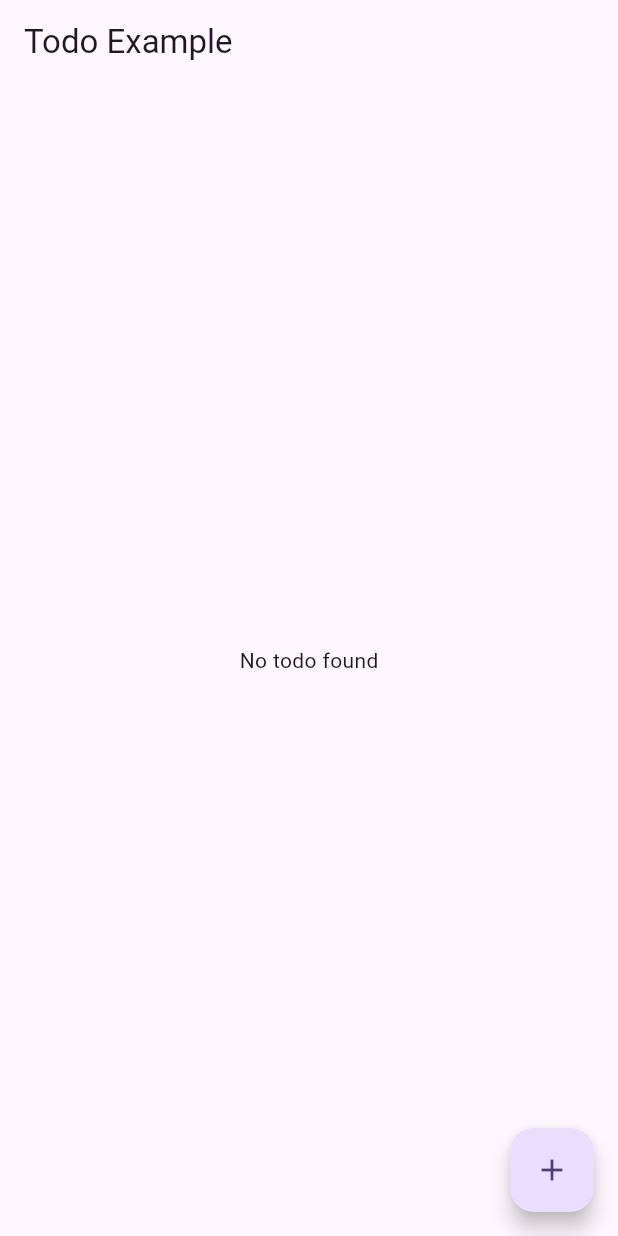
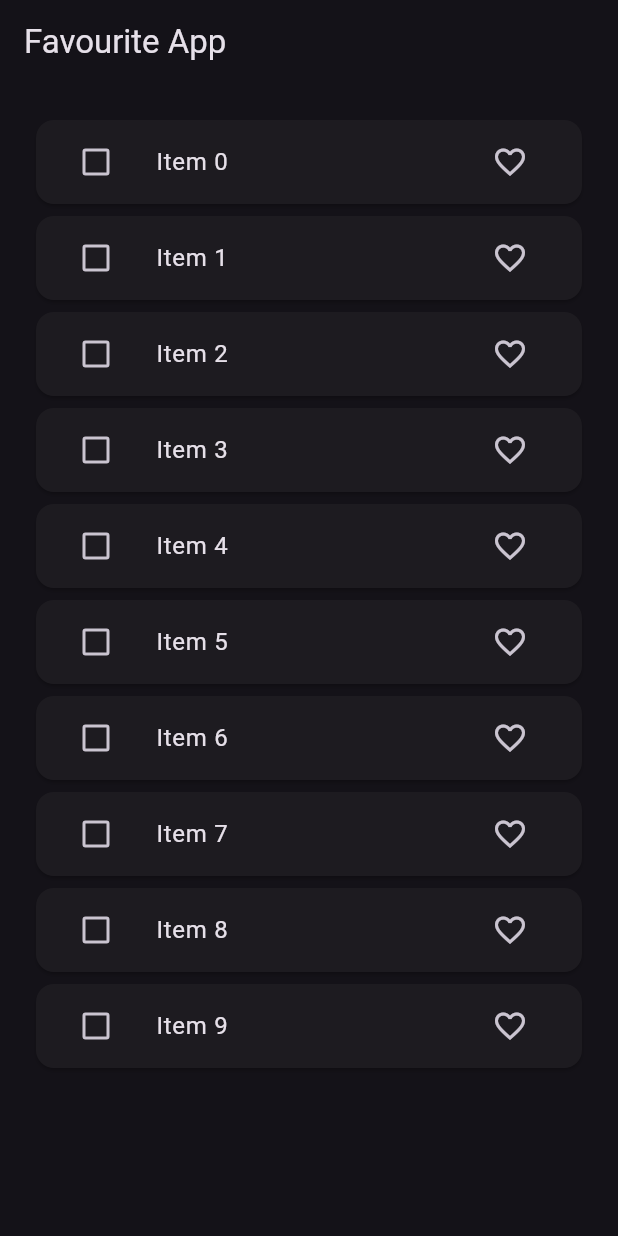
Before and after one commit to henilzadafiya/flutter-bloc_demo, a Flutter app: the screen it shows after launch, on a phone screen of 412 x 824 dp. Run offline on Flutter 3.47's test engine with Material 3 defaults, Android fonts, the phone set to English and light mode, and no system bars; our stand-ins replace bloc, equatable, flutter_bloc, image_picker.

Commit message:
favorite app and select remove

```diff
--- /dev/null
+++ b/lib/bloc/favourite_app/favourite_app_bloc.dart
@@ -0,0 +1,72 @@
+import 'package:flutter_bloc/flutter_bloc.dart%20';
+import 'package:flutter_block_demo_practice/bloc/favourite_app/favourite_app_event.dart';
+import 'package:flutter_block_demo_practice/bloc/favourite_app/favourite_app_state.dart';
+
+import '../../model/favourite_item_model.dart';
+import '../../repository/favourite_repository.dart';
+
+class FavouriteBlock extends Bloc<FavouriteAppEvents, FavouriteItemStates> {
+  FavoriteRepository favoriteRepository;
+  List<FavouriteItemModel> favouriteList = [];
+  List<FavouriteItemModel> tempFavouriteList = [];
+
+  FavouriteBlock(this.favoriteRepository) : super(FavouriteItemStates()) {
+    on<FetchFavouriteList>(_fetchList);
+    on<FavouriteItem>(_addFavouriteItem);
+    on<SelectItem>(_selectItem);
+    on<UnSelectItem>(_unSelectItem);
+    on<DeleteItem>(_deleteItem);
+  }
+
+  void _fetchList(FetchFavouriteList event,
+      Emitter<FavouriteItemStates> emit) async {
+    favouriteList = await favoriteRepository.fetchItem();
+    emit(state.copyWith(
+        favouriteItemList: List.from(favouriteList),
+        listStatus: ListStatus.success));
+  }
+
+  void _addFavouriteItem(FavouriteItem event,
+      Emitter<FavouriteItemStates> emit) async {
+    final index = favouriteList.indexWhere(
+          (element) => element.id == event.item.id,
+    );
+
+    if (event.item.isFavorite) {
+      if (tempFavouriteList.contains(favouriteList[index])) {
+        tempFavouriteList.remove(favouriteList[index]);
+        tempFavouriteList.add(event.item);
+      }
+    } else {
+      if (tempFavouriteList.contains(favouriteList[index])
+      ) {
+        tempFavouriteList.remove(favouriteList[index]);
+        tempFavouriteList.add(event.item);
+      }
+    }
+
+    favouriteList[index] = event.item;
+    emit(state.copyWith(favouriteItemList: List.from(favouriteList),tempfavouriteItemList: List.from(tempFavouriteList)));
+  }
+
+  void _selectItem(SelectItem event, Emitter<FavouriteItemStates> emit) {
+    tempFavouriteList.add(event.item);
+    emit(state.copyWith(tempfavouriteItemList: List.from(tempFavouriteList)));
+  }
+
+  void _unSelectItem(UnSelectItem event, Emitter<FavouriteItemStates> emit) {
+    tempFavouriteList.remove(event.item);
+    emit(state.copyWith(tempfavouriteItemList: List.from(tempFavouriteList)));
+  }
+
+  void _deleteItem(DeleteItem event, Emitter<FavouriteItemStates> emit) {
+    for (int i = 0; i < tempFavouriteList.length; i++) {
+      favouriteList.remove(tempFavouriteList[i]);
+    }
+    tempFavouriteList.clear();
+
+    emit(state.copyWith(
+        favouriteItemList: List.from(favouriteList),
+        tempfavouriteItemList: List.from(tempFavouriteList)));
+  }
+}
--- /dev/null
+++ b/lib/bloc/favourite_app/favourite_app_event.dart
@@ -0,0 +1,34 @@
+import 'package:equatable/equatable.dart';
+
+import '../../model/favourite_item_model.dart';
+
+abstract class FavouriteAppEvents extends Equatable {
+  const FavouriteAppEvents();
+
+  @override
+  List<Object> get props => [];
+}
+
+class FetchFavouriteList extends FavouriteAppEvents {}
+
+class FavouriteItem extends FavouriteAppEvents {
+  final FavouriteItemModel item;
+
+  const FavouriteItem({required this.item});
+}
+
+class SelectItem extends FavouriteAppEvents {
+  final FavouriteItemModel item;
+
+  const SelectItem({required this.item});
+}
+
+class UnSelectItem extends FavouriteAppEvents {
+  final FavouriteItemModel item;
+
+  const UnSelectItem({required this.item});
+}
+
+class DeleteItem extends FavouriteAppEvents {
+
+}
--- /dev/null
+++ b/lib/bloc/favourite_app/favourite_app_state.dart
@@ -0,0 +1,24 @@
+import 'package:equatable/equatable.dart';
+import 'package:flutter_block_demo_practice/model/favourite_item_model.dart';
+
+enum ListStatus { loading, success, failure }
+
+class FavouriteItemStates extends Equatable {
+  final List<FavouriteItemModel> favouriteItemList;
+  final List<FavouriteItemModel> tempfavouriteItemList;
+  final ListStatus listStatus;
+
+  FavouriteItemStates({this.tempfavouriteItemList = const [],
+      this.favouriteItemList = const [],
+      this.listStatus = ListStatus.loading});
+
+  FavouriteItemStates copyWith(
+      {List<FavouriteItemModel>? favouriteItemList, ListStatus? listStatus,List<FavouriteItemModel> ? tempfavouriteItemList}) {
+    return FavouriteItemStates(
+        favouriteItemList: favouriteItemList ?? this.favouriteItemList,
+        listStatus: listStatus ?? this.listStatus,tempfavouriteItemList: tempfavouriteItemList ?? this.favouriteItemList);
+  }
+
+  @override
+  List<Object?> get props => [favouriteItemList,listStatus,tempfavouriteItemList];
+}
--- a/lib/main.dart
+++ b/lib/main.dart
@@ -1,10 +1,13 @@
 import 'package:flutter/material.dart';
 import 'package:flutter_block_demo_practice/bloc/counter/counter_bloc.dart';
+import 'package:flutter_block_demo_practice/bloc/favourite_app/favourite_app_bloc.dart';
 import 'package:flutter_block_demo_practice/bloc/image_picker/image_picker_bloc.dart';
 import 'package:flutter_block_demo_practice/bloc/switch_example/switch_bloc.dart';
 import 'package:flutter_block_demo_practice/bloc/todo/to_do_bloc.dart';
+import 'package:flutter_block_demo_practice/repository/favourite_repository.dart';
 import 'package:flutter_block_demo_practice/ui/counter_screen.dart';
 import 'package:flutter_bloc/flutter_bloc.dart';
+import 'package:flutter_block_demo_practice/ui/favourite_app/favourite_app_screen.dart';
 import 'package:flutter_block_demo_practice/ui/image_picker/image_picker_screen.dart';
 import 'package:flutter_block_demo_practice/ui/switchexample/switch_example_screen.dart';
 import 'package:flutter_block_demo_practice/ui/todo/todo_screen.dart';
@@ -26,15 +29,18 @@ class MyApp extends StatelessWidget {
         BlocProvider(create: (context) => CounterBloc(),),
         BlocProvider(create: (context) => SwitchBloc(),),
         BlocProvider(create: (context) => ImagePickerBloc(ImagePickerUtils()),),
-        BlocProvider(create: (context) => ToDoBloc(),)
+        BlocProvider(create: (context) => ToDoBloc(),),
+        BlocProvider(create: (context) => FavouriteBlock(FavoriteRepository()),),
       ],
       child: MaterialApp(
         title: 'Flutter Demo',
+        themeMode: ThemeMode.dark,
         theme: ThemeData(
-          colorScheme: ColorScheme.fromSeed(seedColor: Colors.deepPurple),
+          brightness: Brightness.dark,
+          // colorScheme: ColorScheme.fromSeed(seedColor: Colors.deepPurple),
           useMaterial3: true,
         ),
-        home: TodoScreen(),
+        home: FavouriteAppScreen(),
       ),
     );
   }
--- /dev/null
+++ b/lib/model/favourite_item_model.dart
@@ -0,0 +1,26 @@
+import 'package:equatable/equatable.dart';
+
+class FavouriteItemModel extends Equatable {
+  final String id;
+  final String value;
+  final bool isDeleting;
+  final bool isFavorite;
+
+  FavouriteItemModel(
+      {required this.id,
+      required this.value,
+      this.isDeleting = false,
+      this.isFavorite = false});
+
+  FavouriteItemModel copyWith(
+      {String? id, String? value, bool? isDeleting, bool? isFavorite}) {
+    return FavouriteItemModel(
+        id: id ?? this.id,
+        value: value ?? this.value,
+        isDeleting: isDeleting ?? this.isDeleting,
+        isFavorite: isFavorite ?? this.isFavorite);
+  }
+
+  @override
+  List<Object?> get props => [id, value, isDeleting, isFavorite];
+}
--- /dev/null
+++ b/lib/repository/favourite_repository.dart
@@ -0,0 +1,13 @@
+import 'package:flutter_block_demo_practice/model/favourite_item_model.dart';
+
+class FavoriteRepository {
+
+  Future<List<FavouriteItemModel>> fetchItem() async {
+    await Future.delayed(const Duration(seconds: 3));
+    return List.of(_generateList(10));
+  }
+
+  List<FavouriteItemModel> _generateList(int length){
+    return List.generate(length, (index) => FavouriteItemModel(id: index.toString(), value: 'Item $index'),);
+  }
+}
--- /dev/null
+++ b/lib/ui/favourite_app/favourite_app_screen.dart
@@ -0,0 +1,101 @@
+import 'package:flutter/material.dart';
+import 'package:flutter_bloc/flutter_bloc.dart%20';
+import 'package:flutter_block_demo_practice/bloc/favourite_app/favourite_app_bloc.dart';
+import 'package:flutter_block_demo_practice/bloc/favourite_app/favourite_app_event.dart';
+import 'package:flutter_block_demo_practice/bloc/favourite_app/favourite_app_state.dart';
+import 'package:flutter_block_demo_practice/model/favourite_item_model.dart';
+
+class FavouriteAppScreen extends StatefulWidget {
+  const FavouriteAppScreen({super.key});
+
+  @override
+  State<FavouriteAppScreen> createState() => _FavouriteAppScreenState();
+}
+
+class _FavouriteAppScreenState extends State<FavouriteAppScreen> {
+  @override
+  void initState() {
+    // TODO: implement initState
+    context.read<FavouriteBlock>().add(FetchFavouriteList());
+  }
+
+  @override
+  Widget build(BuildContext context) {
+    return Scaffold(
+      appBar: AppBar(
+        title: Text("Favourite App"),
+        actions: [
+          BlocBuilder<FavouriteBlock, FavouriteItemStates>(
+            builder: (context, state) {
+              return Visibility(
+                visible: state.tempfavouriteItemList.isNotEmpty ? true : false,
+                child: IconButton(
+                  onPressed: () {
+                    context.read<FavouriteBlock>().add(DeleteItem());
+                  },
+                  icon: Icon(Icons.delete),
+                  color: Colors.red,
+                ),
+              );
+            },
+          )
+        ],
+      ),
+      body: Padding(
+        padding: const EdgeInsets.all(20.0),
+        child: BlocBuilder<FavouriteBlock, FavouriteItemStates>(
+          builder: (context, state) {
+            switch (state.listStatus) {
+              case ListStatus.loading:
+                return Center(child: const CircularProgressIndicator());
+
+              case ListStatus.failure:
+                return const Text("Something went wrong");
+              case ListStatus.success:
+                return ListView.builder(
+                  itemCount: state.favouriteItemList.length,
+                  itemBuilder: (context, index) {
+                    final item = state.favouriteItemList[index];
+                    return Card(
+                      child: ListTile(
+                        leading: Checkbox(
+                          value: state.tempfavouriteItemList.contains(item)
+                              ? true
+                              : false,
+                          onChanged: (value) {
+                            if (value!) {
+                              context
+                                  .read<FavouriteBlock>()
+                                  .add(SelectItem(item: item));
+                            } else {
+                              context
+                                  .read<FavouriteBlock>()
+                                  .add(UnSelectItem(item: item));
+                            }
+                          },
+                        ),
+                        title: Text("${item.value}"),
+                        trailing: IconButton(
+                            onPressed: () {
+                              FavouriteItemModel itemModel = FavouriteItemModel(
+                                  id: item.id,
+                                  value: item.value,
+                                  isFavorite: item.isFavorite ? false : true);
+                              context
+                                  .read<FavouriteBlock>()
+                                  .add(FavouriteItem(item: itemModel));
+                            },
+                            icon: Icon(item.isFavorite
+                                ? Icons.favorite
+                                : Icons.favorite_border)),
+                      ),
+                    );
+                  },
+                );
+            }
+          },
+        ),
+      ),
+    );
+  }
+}
```
